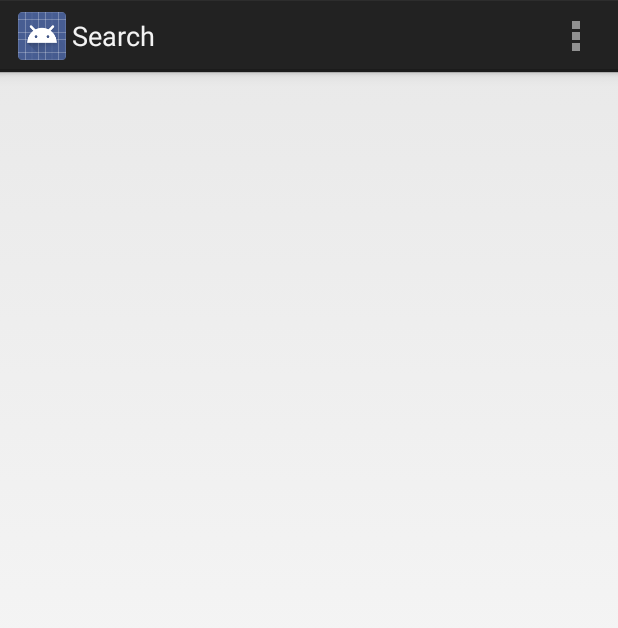
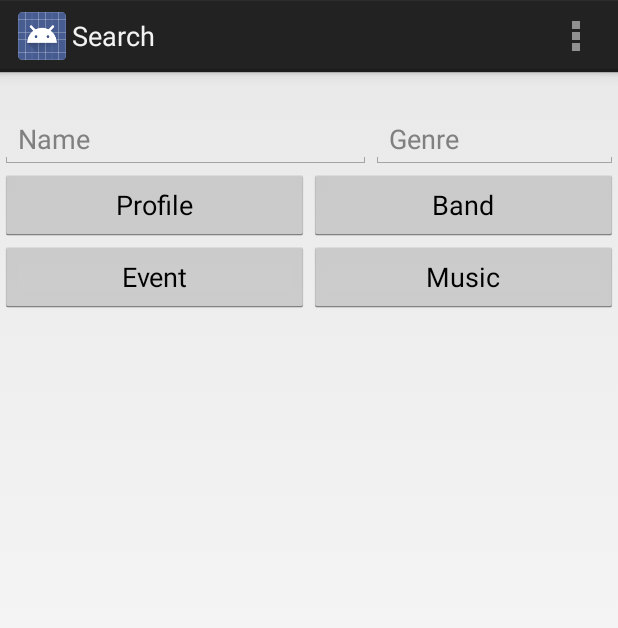
Before and after one commit to mojooo13/BandIT_v1, an Android app: the SearchActivity screen opened directly, with no data from a screen before it, on a phone screen of 412 x 824 dp. Shown: the top 628 px of the screen. Run offline under Robolectric (Android 15) with nearby library versions, the phone set to English and light mode, and no system bars.

Commit message:
searchLayout

```diff
--- a/app/src/main/res/layout/activity_search.xml
+++ b/app/src/main/res/layout/activity_search.xml
@@ -1,7 +1,80 @@
 <?xml version="1.0" encoding="utf-8"?>
 
-<RelativeLayout xmlns:android="http://schemas.android.com/apk/res/android"
-    android:orientation="vertical" android:layout_width="match_parent"
-    android:layout_height="match_parent">
+<LinearLayout
+    android:paddingTop="25dp"
+    xmlns:android="http://schemas.android.com/apk/res/android"
+    android:layout_width="fill_parent"
+    android:layout_height="wrap_content"
+    android:orientation="vertical"
+    android:weightSum="1.0" >
 
-</RelativeLayout>
+    <LinearLayout
+        xmlns:android="http://schemas.android.com/apk/res/android"
+        android:layout_width="fill_parent"
+        android:layout_height="wrap_content"
+        android:orientation="horizontal"
+        android:weightSum="1.0" >
+
+        <EditText
+            android:layout_width="fill_parent"
+            android:layout_height="wrap_content"
+            android:layout_weight=".40"
+            android:hint="Name"
+            android:id="@+id/searchName" />
+
+        <EditText
+            android:layout_width="fill_parent"
+            android:layout_height="wrap_content"
+            android:layout_weight=".60"
+            android:hint="Genre"
+            android:id="@+id/searchGenre" />
+
+    </LinearLayout>
+
+    <LinearLayout
+        xmlns:android="http://schemas.android.com/apk/res/android"
+        android:layout_width="fill_parent"
+        android:layout_height="wrap_content"
+        android:orientation="horizontal"
+        android:weightSum="1.0" >
+
+        <Button
+            android:layout_width="fill_parent"
+            android:layout_height="wrap_content"
+            android:layout_weight=".5"
+            android:text="Profile"
+            android:id="@+id/searchNameButton" />
+
+        <Button
+            android:layout_width="fill_parent"
+            android:layout_height="wrap_content"
+            android:layout_weight=".5"
+            android:text="Band"
+            android:id="@+id/searchBandButton" />
+
+    </LinearLayout>
+
+    <LinearLayout
+        xmlns:android="http://schemas.android.com/apk/res/android"
+        android:layout_width="fill_parent"
+        android:layout_height="wrap_content"
+        android:orientation="horizontal"
+        android:weightSum="1.0" >
+
+        <Button
+            android:layout_width="fill_parent"
+            android:layout_height="wrap_content"
+            android:layout_weight=".5"
+            android:text="Event"
+            android:id="@+id/searchEventButton" />
+        <Button
+            android:layout_width="fill_parent"
+            android:layout_height="wrap_content"
+            android:layout_weight=".5"
+            android:text="Music"
+            android:id="@+id/searchMusicButton" />
+
+    </LinearLayout>
+
+
+</LinearLayout>
```
